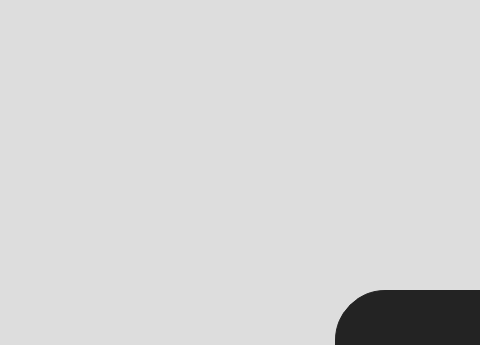
Above: mainwindow.ui from zaid515/MyUI before the change; both pictures show x 235 to 715 and y 0 to 345 of the 1006 by 833 pixel window. Below: the same form after it.
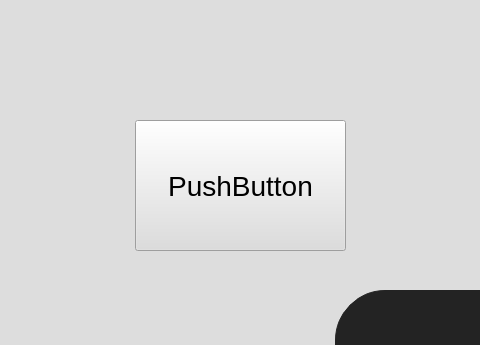
That is the form after the change. Custom widgets are drawn as their Qt base class.

```diff
--- a/mainwindow.ui
+++ b/mainwindow.ui
@@ -221,6 +221,24 @@
      </item>
     </layout>
    </widget>
+   <widget class="QPushButton" name="offofofoofo">
+    <property name="geometry">
+     <rect>
+      <x>370</x>
+      <y>120</y>
+      <width>211</width>
+      <height>131</height>
+     </rect>
+    </property>
+    <property name="font">
+     <font>
+      <pointsize>21</pointsize>
+     </font>
+    </property>
+    <property name="text">
+     <string>PushButton</string>
+    </property>
+   </widget>
   </widget>
  </widget>
  <customwidgets>
```
